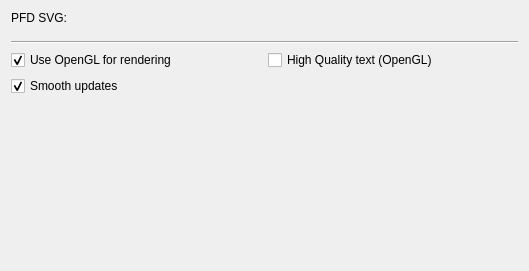
This is ground/openpilotgcs/src/plugins/pfd/pfdgadgetoptionspage.ui in openpilot/OpenPilot as Qt 5 draws it before an edit. The edited form follows.
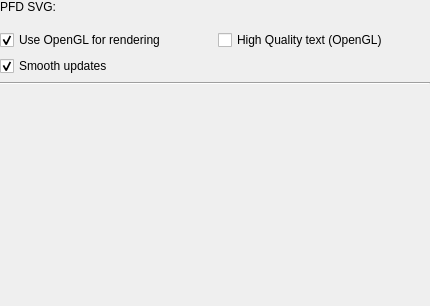
This is the edited form. Custom widgets are drawn as their Qt base class.

Commit message: added scroll areas to all the preference settings screens

```diff
--- a/ground/openpilotgcs/src/plugins/pfd/pfdgadgetoptionspage.ui
+++ b/ground/openpilotgcs/src/plugins/pfd/pfdgadgetoptionspage.ui
@@ -6,8 +6,8 @@
    <rect>
     <x>0</x>
     <y>0</y>
-    <width>529</width>
-    <height>271</height>
+    <width>430</width>
+    <height>306</height>
    </rect>
   </property>
   <property name="sizePolicy">
@@ -20,6 +20,33 @@
    <string>Form</string>
   </property>
   <layout class="QVBoxLayout" name="verticalLayout_2">
+   <property name="margin">
+    <number>0</number>
+   </property>
+   <item>
+    <widget class="QScrollArea" name="scrollArea">
+     <property name="frameShape">
+      <enum>QFrame::NoFrame</enum>
+     </property>
+     <property name="frameShadow">
+      <enum>QFrame::Plain</enum>
+     </property>
+     <property name="widgetResizable">
+      <bool>true</bool>
+     </property>
+     <widget class="QWidget" name="scrollAreaWidgetContents">
+      <property name="geometry">
+       <rect>
+        <x>0</x>
+        <y>0</y>
+        <width>430</width>
+        <height>306</height>
+       </rect>
+      </property>
+      <layout class="QVBoxLayout" name="verticalLayout">
+       <property name="margin">
+        <number>0</number>
+       </property>
    <item>
     <layout class="QHBoxLayout" name="horizontalLayout" stretch="0,0">
      <property name="spacing">
@@ -50,13 +77,6 @@
      </item>
     </layout>
    </item>
-   <item>
-    <widget class="Line" name="line">
-     <property name="orientation">
-      <enum>Qt::Horizontal</enum>
-     </property>
-    </widget>
-   </item>
    <item>
     <layout class="QHBoxLayout" name="horizontalLayout_2">
      <item>
@@ -95,6 +115,13 @@
      </item>
     </layout>
    </item>
+       <item>
+        <widget class="Line" name="line">
+         <property name="orientation">
+          <enum>Qt::Horizontal</enum>
+         </property>
+        </widget>
+       </item>
    <item>
     <spacer name="verticalSpacer">
      <property name="orientation">
@@ -110,6 +137,10 @@
       </size>
      </property>
     </spacer>
+       </item>
+      </layout>
+     </widget>
+    </widget>
    </item>
   </layout>
  </widget>
```
Lines whose indentation alone changed are shown as unchanged. The commit also changes 13 other files.
